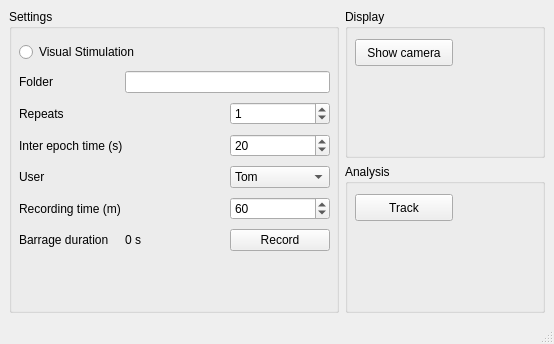
dafishcode/rec2track_qt, file form/mainwindow.ui: the form before one commit.
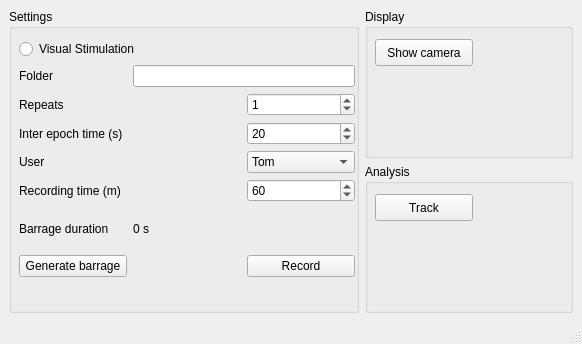
The form after the commit.

Commit message: added barrage generation button

Patch:
```diff
--- a/form/mainwindow.ui
+++ b/form/mainwindow.ui
@@ -6,7 +6,7 @@
    <rect>
     <x>0</x>
     <y>0</y>
-    <width>554</width>
+    <width>582</width>
     <height>344</height>
    </rect>
   </property>
@@ -21,7 +21,7 @@
        <widget class="QGroupBox" name="groupBox_2">
         <property name="minimumSize">
          <size>
-          <width>330</width>
+          <width>350</width>
           <height>0</height>
          </size>
         </property>
@@ -33,8 +33,8 @@
           <rect>
            <x>10</x>
            <y>30</y>
-           <width>311</width>
-           <height>216</height>
+           <width>336</width>
+           <height>238</height>
           </rect>
          </property>
          <layout class="QGridLayout" name="gridLayout_4">
@@ -97,20 +97,6 @@
             </property>
            </widget>
           </item>
-          <item row="8" column="0">
-           <widget class="QLabel" name="label_5">
-            <property name="text">
-             <string>Barrage duration</string>
-            </property>
-           </widget>
-          </item>
-          <item row="8" column="2">
-           <widget class="QPushButton" name="pushButton_2">
-            <property name="text">
-             <string>Record</string>
-            </property>
-           </widget>
-          </item>
           <item row="6" column="2">
            <widget class="QComboBox" name="comboBox">
             <item>
@@ -130,6 +116,13 @@
             </item>
            </widget>
           </item>
+          <item row="8" column="0">
+           <widget class="QLabel" name="label_5">
+            <property name="text">
+             <string>Barrage duration</string>
+            </property>
+           </widget>
+          </item>
           <item row="7" column="0" colspan="2">
            <widget class="QLabel" name="label_6">
             <property name="text">
@@ -144,6 +137,20 @@
             </property>
            </widget>
           </item>
+          <item row="9" column="0">
+           <widget class="QPushButton" name="pushButton_4">
+            <property name="text">
+             <string>Generate barrage</string>
+            </property>
+           </widget>
+          </item>
+          <item row="9" column="2">
+           <widget class="QPushButton" name="pushButton_2">
+            <property name="text">
+             <string>Record</string>
+            </property>
+           </widget>
+          </item>
          </layout>
         </widget>
        </widget>
@@ -231,7 +238,7 @@
     <rect>
      <x>0</x>
      <y>0</y>
-     <width>554</width>
+     <width>582</width>
      <height>22</height>
     </rect>
    </property>
```
The commit also changes 7 other files.
